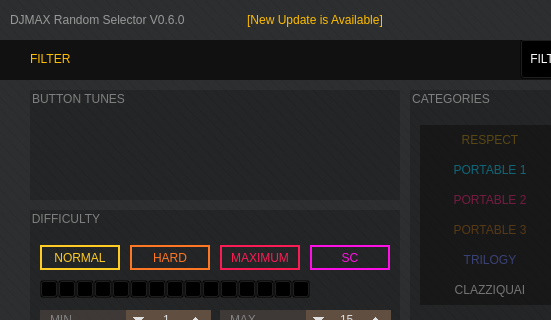
Above: ui/selector.ui from wowvv0w/djmax-random-selector before the change; both pictures show x 0 to 551 and y 0 to 320 of the 740 by 540 pixel window. Below: the same form after it.
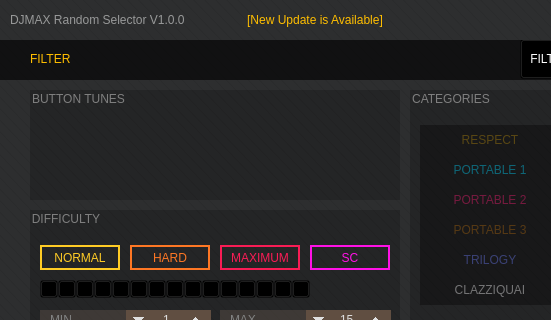
That is the form after the change. Icons and pictures are not drawn.

Diff of the .ui file:
```diff
--- a/ui/selector.ui
+++ b/ui/selector.ui
@@ -2956,7 +2956,7 @@
       <rect>
        <x>10</x>
        <y>-1</y>
-       <width>391</width>
+       <width>231</width>
        <height>41</height>
       </rect>
      </property>
@@ -2965,7 +2965,7 @@
 font: 15px &quot;Lato Black&quot;;</string>
      </property>
      <property name="text">
-      <string>DJMAX Random Selector V0.6.0</string>
+      <string>DJMAX Random Selector V1.0.0</string>
      </property>
     </widget>
     <widget class="QPushButton" name="update_button">
```
Left out of the diff: 2 changed lines with no effect on the pictures.
